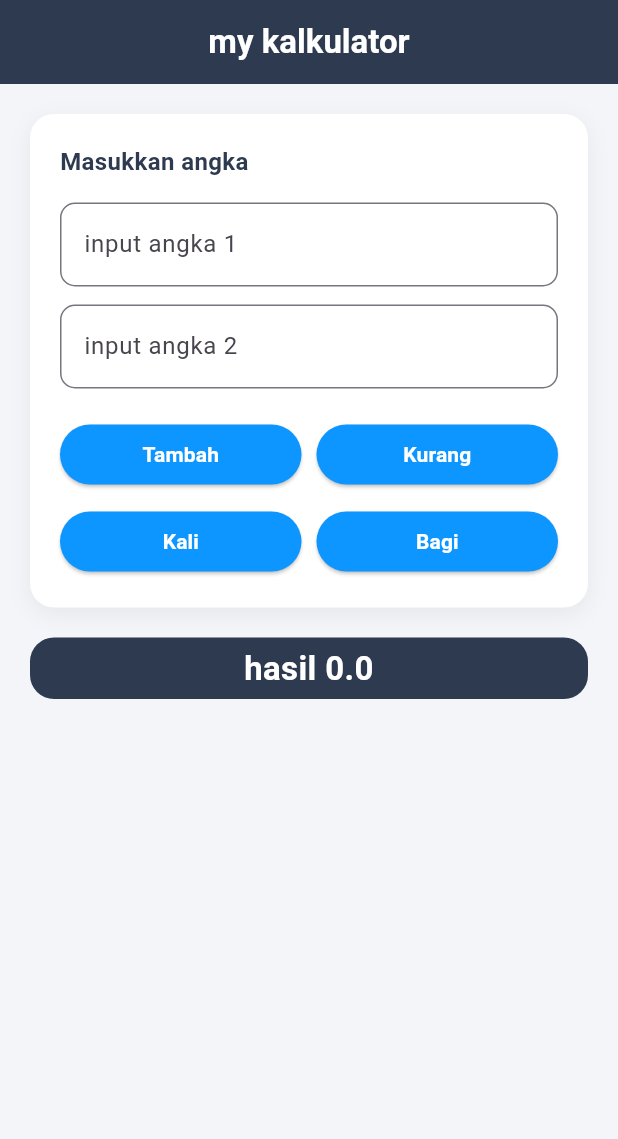
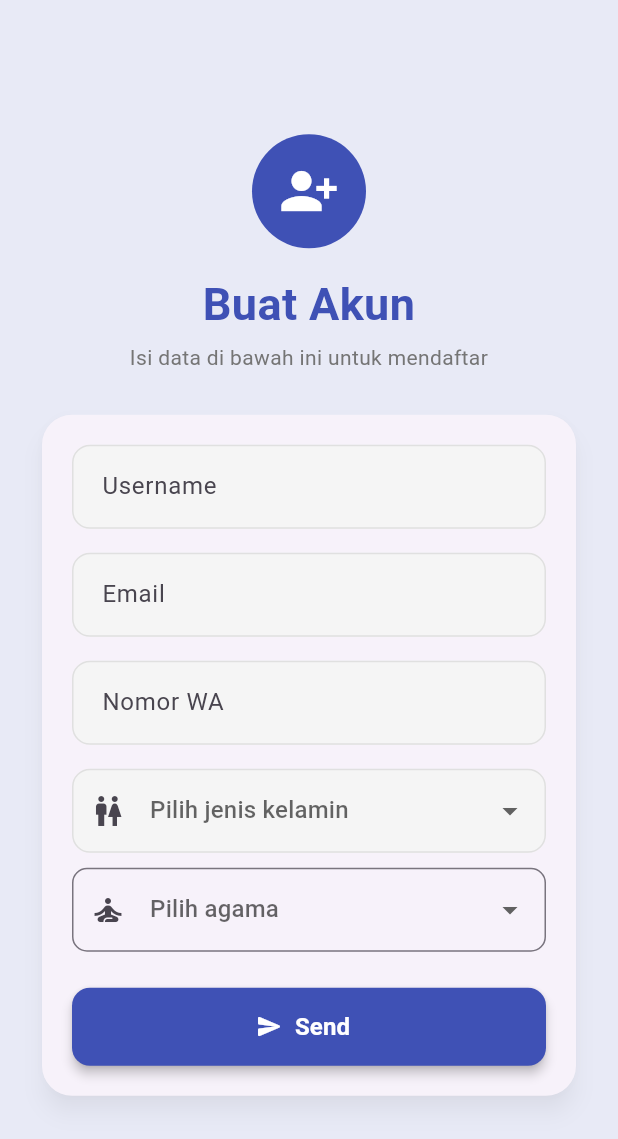
Before and after one commit to raymndusArya/projectFlutter-1, a Flutter app: the screen it shows after launch, on a phone screen of 412 x 824 dp. Shown: the top 1139 px of the screen. Run offline on Flutter 3.47's test engine with Material 3 defaults, Android fonts, the phone set to English and light mode, and no system bars; our stand-ins replace get.

```diff
--- a/lib/components/custom_textfield.dart
+++ b/lib/components/custom_textfield.dart
@@ -6,7 +6,7 @@ class CustomTextfield extends StatelessWidget {
   final TextEditingController txtController;
   final bool isPassword;
   final bool isNumber;
-
+  final IconData? icon;
 
   const CustomTextfield({
     super.key,
@@ -14,21 +14,36 @@ class CustomTextfield extends StatelessWidget {
     required this.txtController,
     this.isPassword = false,
     this.isNumber = false,
+    this.icon,
   });
 
   @override
   Widget build(BuildContext context) {
     return TextField(
       controller: txtController,
-      obscureText: isPassword, // sembunyiin teks kalau password
+      obscureText: isPassword,
       keyboardType: isNumber ? TextInputType.number : TextInputType.text,
       inputFormatters: isNumber
-          ? [FilteringTextInputFormatter.digitsOnly] // cuma angka kalau isNumber true
+          ? [FilteringTextInputFormatter.digitsOnly]
           : [],
       decoration: InputDecoration(
         hintText: myHint,
+        prefixIcon: icon != null ? Icon(icon) : null,
+        filled: true,
+        fillColor: Colors.grey.shade100,
+        contentPadding:
+            const EdgeInsets.symmetric(horizontal: 16, vertical: 16),
         border: OutlineInputBorder(
-          borderRadius: BorderRadius.circular(10),
+          borderRadius: BorderRadius.circular(12),
+          borderSide: BorderSide.none,
+        ),
+        enabledBorder: OutlineInputBorder(
+          borderRadius: BorderRadius.circular(12),
+          borderSide: BorderSide(color: Colors.grey.shade300),
+        ),
+        focusedBorder: OutlineInputBorder(
+          borderRadius: BorderRadius.circular(12),
+          borderSide: const BorderSide(color: Colors.indigo, width: 2),
         ),
       ),
     );
--- /dev/null
+++ b/lib/controllers/confirm_registration_controller.dart
@@ -0,0 +1,23 @@
+import 'package:get/get.dart';
+
+class ConfirmRegistrationController extends GetxController {
+  late String username;
+  late String email;
+  late String no_wa;
+  late String agama;
+  late String nama_lengkap;
+  late String jenis_kelamin;
+
+  @override
+  void onInit() {
+    // TODO: implement onInit
+    super.onInit();
+    final arguments = Get.arguments;
+    username = arguments["username"];
+    email = arguments["email"];
+    no_wa = arguments["no_wa"];
+    agama = arguments["agama"];
+    nama_lengkap = arguments["nama_lengkap"];
+    jenis_kelamin = arguments["jenis_kelamin"];
+  }
+}
--- /dev/null
+++ b/lib/controllers/registration_controller.dart
@@ -0,0 +1,18 @@
+import 'package:get/get.dart';
+class RegistrationController extends GetxController {
+   final jenisKelamin = RxnString();
+   final daftarJenisKelamin = [
+    "Men",
+    "Women",
+    "Prefer not to say"];
+
+    final agama = RxnString();
+    final daftarAgama = [
+      "Islam",
+      "Kristen",
+      "Katolik",
+      "Hindu",
+      "Budha",
+      "Konghucu",
+    ];
+}
--- a/lib/main.dart
+++ b/lib/main.dart
@@ -1,7 +1,9 @@
 import 'package:flutter/material.dart';
 import 'package:get/get.dart';
-import 'package:project1/components/calculator_page.dart';
+import 'package:project1/pages/calculator_page.dart';
+import 'package:project1/pages/registration_page.dart';
 import 'controllers/calculator_controller.dart';
+import 'package:project1/routes.dart';
 
 
 void main () {
@@ -15,7 +17,9 @@ class MyApp extends StatelessWidget {
   @override
   Widget build(BuildContext context) {
     return GetMaterialApp(
-        home: (CalculatorPage()),
+       title: 'Belajar Flutter Raymundus Arya',
+       initialRoute: Routes.registration,
+       getPages: Routes.myPages,
     );
   }
 }
--- a/lib/components/calculator_page.dart
+++ b/lib/pages/calculator_page.dart
@@ -1,6 +1,6 @@
 import 'package:project1/controllers/calculator_controller.dart';
-import 'custom_textfield.dart';
-import 'custom_operator_button.dart';
+import '../components/custom_textfield.dart';
+import '../components/custom_operator_button.dart';
 import 'package:flutter/material.dart';
 import 'package:get/get.dart';
 
--- a/lib/login_page.dart
+++ b/lib/pages/login_page.dart
@@ -1,6 +1,6 @@
 import 'package:flutter/material.dart';
 import 'package:project1/components/custom_textfield.dart';
-import 'components/custom_operator_button.dart';
+import '../components/custom_operator_button.dart';
 
 class LoginPage extends StatefulWidget {
   const LoginPage({super.key});
--- /dev/null
+++ b/lib/pages/registration_page.dart
@@ -0,0 +1,196 @@
+import 'package:flutter/material.dart';
+import 'package:get/get.dart';
+import 'package:project1/components/custom_textfield.dart';
+import 'package:project1/controllers/registration_controller.dart';
+import 'package:project1/routes.dart';
+
+class RegistrationPage extends StatelessWidget {
+  RegistrationPage({super.key});
+
+  final controller = Get.put(RegistrationController());
+  final txtUsername = TextEditingController();
+  final txtEmail = TextEditingController();
+  final txtNoWa = TextEditingController();
+
+  @override
+  Widget build(BuildContext context) {
+    return Scaffold(
+      backgroundColor: Colors.indigo.shade50,
+      body: SafeArea(
+        child: Center(
+          child: SingleChildScrollView(
+            padding: const EdgeInsets.all(24),
+            child: Column(
+              children: [
+                // Logo bulat
+                Container(
+                  padding: const EdgeInsets.all(18),
+                  decoration: const BoxDecoration(
+                    color: Colors.indigo,
+                    shape: BoxShape.circle,
+                  ),
+                  child: const Icon(
+                    Icons.person_add_alt_1,
+                    size: 40,
+                    color: Colors.white,
+                  ),
+                ),
+                const SizedBox(height: 16),
+                const Text(
+                  "Buat Akun",
+                  textAlign: TextAlign.center,
+                  style: TextStyle(
+                    fontSize: 30,
+                    fontWeight: FontWeight.bold,
+                    color: Colors.indigo,
+                  ),
+                ),
+                const SizedBox(height: 4),
+                Text(
+                  "Isi data di bawah ini untuk mendaftar",
+                  textAlign: TextAlign.center,
+                  style: TextStyle(fontSize: 14, color: Colors.grey.shade600),
+                ),
+                const SizedBox(height: 24),
+
+                // Kartu form
+                Card(
+                  elevation: 6,
+                  shadowColor: Colors.black26,
+                  shape: RoundedRectangleBorder(
+                    borderRadius: BorderRadius.circular(20),
+                  ),
+                  child: Padding(
+                    padding: const EdgeInsets.all(20),
+                    child: Column(
+                      crossAxisAlignment: CrossAxisAlignment.stretch,
+                      children: [
+                        CustomTextfield(
+                          myHint: "Username",
+                          txtController: txtUsername,
+                        ),
+                        const SizedBox(height: 16),
+                        CustomTextfield(
+                          myHint: "Email",
+                          txtController: txtEmail,
+                        ),
+                        const SizedBox(height: 16),
+                        CustomTextfield(
+                          myHint: "Nomor WA",
+                          txtController: txtNoWa,
+                          isNumber: true,
+                        ),
+                        const SizedBox(height: 16),
+                        Obx(
+                          () => DropdownButtonFormField<String>(
+                            value: controller.jenisKelamin.value,
+                            isExpanded: true,
+                            hint: const Text("Pilih jenis kelamin"),
+                            decoration: InputDecoration(
+                              prefixIcon: const Icon(Icons.wc_outlined),
+                              filled: true,
+                              fillColor: Colors.grey.shade100,
+                              contentPadding: const EdgeInsets.symmetric(
+                                horizontal: 16,
+                                vertical: 16,
+                              ),
+                              enabledBorder: OutlineInputBorder(
+                                borderRadius: BorderRadius.circular(12),
+                                borderSide: BorderSide(
+                                  color: Colors.grey.shade300,
+                                ),
+                              ),
+                              focusedBorder: OutlineInputBorder(
+                                borderRadius: BorderRadius.circular(12),
+                                borderSide: const BorderSide(
+                                  color: Colors.indigo,
+                                  width: 2,
+                                ),
+                              ),
+                            ),
+                            items: controller.daftarJenisKelamin
+                                .map(
+                                  (e) => DropdownMenuItem(
+                                    value: e,
+                                    child: Text(e),
+                                  ),
+                                )
+                                .toList(),
+                            onChanged: (value) {
+                              controller.jenisKelamin.value = value;
+                            },
+                          ),
+                        ),
+                        SizedBox(height: 10),
+                        Obx(
+                          () => DropdownButtonFormField<String>(
+                            value: controller.agama.value,
+                            hint: Text("Pilih agama"),
+                            isExpanded: true,
+                            decoration: InputDecoration(
+                              prefixIcon: Icon(Icons.self_improvement),
+                              border: OutlineInputBorder(
+                                borderRadius: BorderRadius.circular(10),
+                              ),
+                            ),
+                            items: controller.daftarAgama
+                                .map(
+                                  (e) => DropdownMenuItem(
+                                    value: e,
+                                    child: Text(e),
+                                  ),
+                                )
+                                .toList(),
+                            onChanged: (value) {
+                              controller.agama.value = value;
+                            },
+                          ),
+                        ),
+                        const SizedBox(height: 24),
+                        SizedBox(
+                          height: 52,
+                          child: ElevatedButton.icon(
+                            style: ElevatedButton.styleFrom(
+                              backgroundColor: Colors.indigo,
+                              foregroundColor: Colors.white,
+                              elevation: 3,
+                              shape: RoundedRectangleBorder(
+                                borderRadius: BorderRadius.circular(12),
+                              ),
+                            ),
+                            icon: const Icon(Icons.send_rounded),
+                            label: const Text(
+                              "Send",
+                              style: TextStyle(
+                                fontSize: 16,
+                                fontWeight: FontWeight.w600,
+                              ),
+                            ),
+                            onPressed: () {
+                              Get.toNamed(
+                                Routes.confirmRegistration,
+                                arguments: {
+                                  "username": txtUsername.text,
+                                  "email": txtEmail.text,
+                                  "no_wa": txtNoWa.text,
+                                  "nama_lengkap": "admin",
+                                  "jenis_kelamin":
+                                      controller.jenisKelamin.value ?? "-",
+                                  "agama": controller.agama.value ?? "-",
+                                },
+                              );
+                            },
+                          ),
+                        ),
+                      ],
+                    ),
+                  ),
+                ),
+              ],
+            ),
+          ),
+        ),
+      ),
+    );
+  }
+}
--- /dev/null
+++ b/lib/routes.dart
@@ -0,0 +1,32 @@
+import 'package:get/get.dart';
+import 'package:project1/pages/calculator_page.dart';
+import 'package:project1/pages/confirm_registration_page.dart';
+import 'package:project1/pages/registration_page.dart';
+import 'package:project1/pages/kalkulator_page.dart';
+
+
+class Routes {
+  static  String registration = "/registration";
+  static const String confirmRegistration = "/confirm-registration";
+  static const String calculator = "/calculator";
+  static const String kalkulator = "/kalkulator";
+
+  static final myPages = [
+    GetPage(
+      name: registration,
+      page: () => RegistrationPage(),
+    ),
+    GetPage(
+      name: confirmRegistration,
+      page: () => ConfirmRegistrationPage(),
+    ),
+    GetPage(
+      name: calculator,
+      page: () => CalculatorPage(),
+    ),
+    GetPage(
+      name: kalkulator,
+      page: () => KalkulatorPage(),
+    ),
+  ];
+}
```
Also changed, not shown: lib/pages/confirm_registration_page.dart (added, +104 -0 lines), lib/pages/kalkulator_page.dart (renamed from lib/kalkulator_page.dart), 1 other file.
